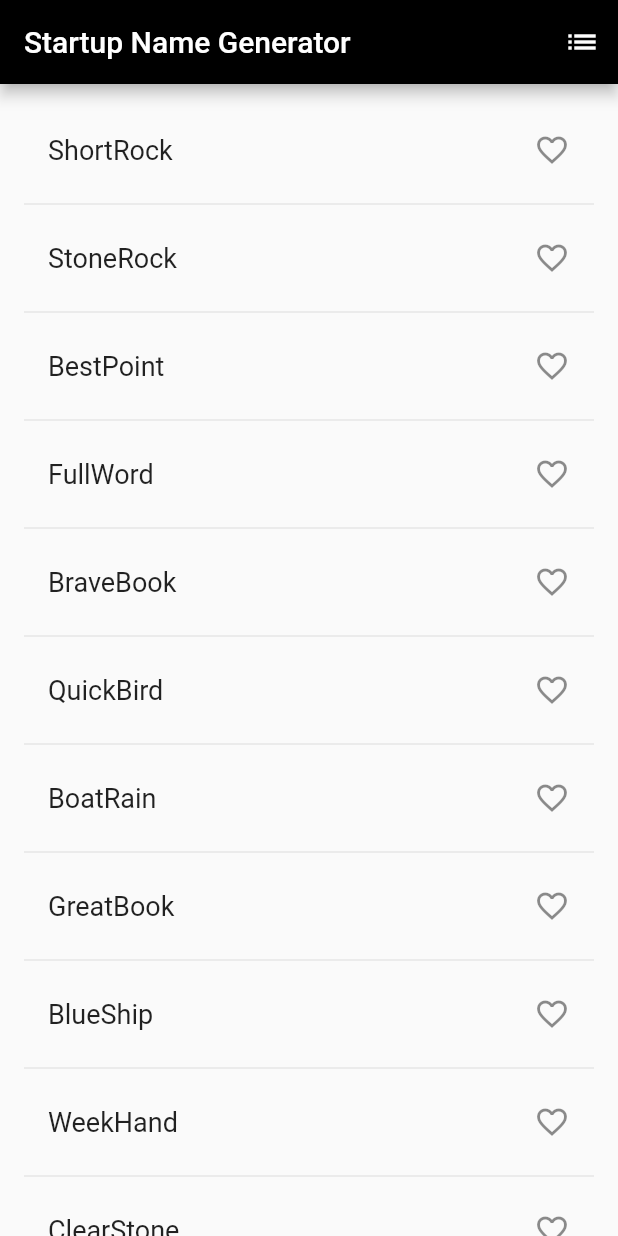
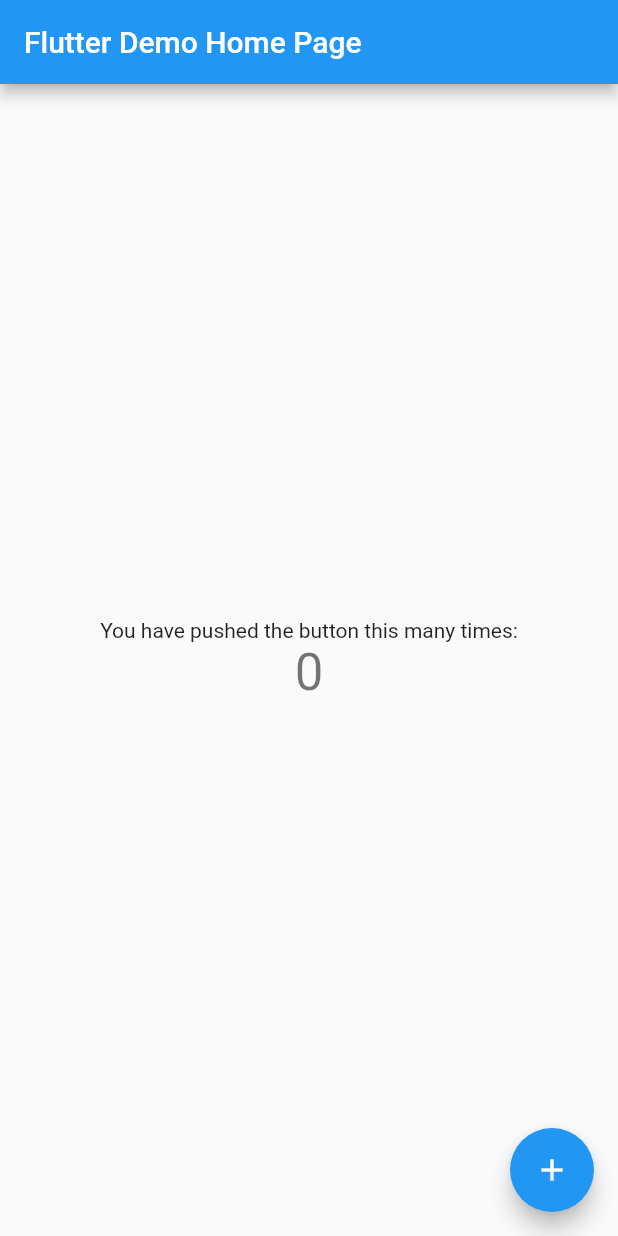
Before and after one commit to DarkAbhi/learnflutter, a Flutter app: the screen it shows after launch, on a phone screen of 412 x 824 dp. Run offline on Flutter 3.47's test engine with Material 2 defaults, Android fonts, the phone set to English and light mode, and no system bars.

Commit message:
HARD RESET TO BEGINNER TEMPLATE
Signed-off-by: Abhishek AN <darkabhi1520@gmail.com>

```diff
--- a/lib/main.dart
+++ b/lib/main.dart
@@ -1,107 +1,111 @@
 import 'package:flutter/material.dart';
-import 'package:english_words/english_words.dart';
 
 void main() => runApp(MyApp());
 
 class MyApp extends StatelessWidget {
+  // This widget is the root of your application.
   @override
   Widget build(BuildContext context) {
     return MaterialApp(
-      title: 'Startup Name Generator',
+      title: 'Flutter Demo',
       theme: ThemeData(
-        primaryColor: Colors.black,
+        // This is the theme of your application.
+        //
+        // Try running your application with "flutter run". You'll see the
+        // application has a blue toolbar. Then, without quitting the app, try
+        // changing the primarySwatch below to Colors.green and then invoke
+        // "hot reload" (press "r" in the console where you ran "flutter run",
+        // or simply save your changes to "hot reload" in a Flutter IDE).
+        // Notice that the counter didn't reset back to zero; the application
+        // is not restarted.
+        primarySwatch: Colors.blue,
       ),
-      home: RandomWords(),
+      home: MyHomePage(title: 'Flutter Demo Home Page'),
     );
   }
 }
 
-class RandomWordsState extends State<RandomWords> {
-  final List<WordPair> _suggestions = <WordPair>[];
-  final Set<WordPair> _saved = Set<WordPair>();
-  final TextStyle _biggerFont = TextStyle(fontSize: 18.0);
+class MyHomePage extends StatefulWidget {
+  MyHomePage({Key key, this.title}) : super(key: key);
+
+  // This widget is the home page of your application. It is stateful, meaning
+  // that it has a State object (defined below) that contains fields that affect
+  // how it looks.
+
+  // This class is the configuration for the state. It holds the values (in this
+  // case the title) provided by the parent (in this case the App widget) and
+  // used by the build method of the State. Fields in a Widget subclass are
+  // always marked "final".
+
+  final String title;
+
+  @override
+  _MyHomePageState createState() => _MyHomePageState();
+}
+
+class _MyHomePageState extends State<MyHomePage> {
+  int _counter = 0;
+
+  void _incrementCounter() {
+    setState(() {
+      // This call to setState tells the Flutter framework that something has
+      // changed in this State, which causes it to rerun the build method below
+      // so that the display can reflect the updated values. If we changed
+      // _counter without calling setState(), then the build method would not be
+      // called again, and so nothing would appear to happen.
+      _counter++;
+    });
+  }
+
   @override
   Widget build(BuildContext context) {
+    // This method is rerun every time setState is called, for instance as done
+    // by the _incrementCounter method above.
+    //
+    // The Flutter framework has been optimized to make rerunning build methods
+    // fast, so that you can just rebuild anything that needs updating rather
+    // than having to individually change instances of widgets.
     return Scaffold(
       appBar: AppBar(
-        title: Text('Startup Name Generator'),
-        actions: <Widget>[
-          IconButton(icon: Icon(Icons.list), onPressed: _pushSaved),
-        ],
+        // Here we take the value from the MyHomePage object that was created by
+        // the App.build method, and use it to set our appbar title.
+        title: Text(widget.title),
       ),
-      body: _buildSuggestions(),
-    );
-  }
-
-  Widget _buildSuggestions() {
-    return ListView.builder(
-        padding: const EdgeInsets.all(16.0),
-        itemBuilder: /*1*/ (context, i) {
-          if (i.isOdd) return Divider(); /*2*/
-
-          final index = i ~/ 2; /*3*/
-          if (index >= _suggestions.length) {
-            _suggestions.addAll(generateWordPairs().take(10)); /*4*/
-          }
-          return _buildRow(_suggestions[index]);
-        });
-  }
-
-  Widget _buildRow(WordPair pair) {
-    final bool alreadySaved = _saved.contains(pair);
-    return ListTile(
-      title: Text(
-        pair.asPascalCase,
-        style: _biggerFont,
+      body: Center(
+        // Center is a layout widget. It takes a single child and positions it
+        // in the middle of the parent.
+        child: Column(
+          // Column is also layout widget. It takes a list of children and
+          // arranges them vertically. By default, it sizes itself to fit its
+          // children horizontally, and tries to be as tall as its parent.
+          //
+          // Invoke "debug painting" (press "p" in the console, choose the
+          // "Toggle Debug Paint" action from the Flutter Inspector in Android
+          // Studio, or the "Toggle Debug Paint" command in Visual Studio Code)
+          // to see the wireframe for each widget.
+          //
+          // Column has various properties to control how it sizes itself and
+          // how it positions its children. Here we use mainAxisAlignment to
+          // center the children vertically; the main axis here is the vertical
+          // axis because Columns are vertical (the cross axis would be
+          // horizontal).
+          mainAxisAlignment: MainAxisAlignment.center,
+          children: <Widget>[
+            Text(
+              'You have pushed the button this many times:',
+            ),
+            Text(
+              '$_counter',
+              style: Theme.of(context).textTheme.display1,
+            ),
+          ],
+        ),
       ),
-      trailing: Icon(
-        alreadySaved ? Icons.favorite : Icons.favorite_border,
-        color: alreadySaved ? Colors.red : null,
-      ),
-      onTap: () {
-        setState(() {
-          if (alreadySaved) {
-            _saved.remove(pair);
-          } else {
-            _saved.add(pair);
-          }
-        });
-      },
-    );
-  }
-
-  void _pushSaved() {
-    Navigator.of(context).push(
-      MaterialPageRoute<void>(
-        builder: (BuildContext context) {
-          final Iterable<ListTile> tiles = _saved.map(
-            (WordPair pair) {
-              return ListTile(
-                title: Text(
-                  pair.asPascalCase,
-                  style: _biggerFont,
-                ),
-              );
-            },
-          );
-          final List<Widget> divided = ListTile.divideTiles(
-            context: context,
-            tiles: tiles,
-          ).toList();
-
-          return Scaffold(
-            appBar: AppBar(
-              title: Text('Saved Suggestions'),
-            ),
-            body: ListView(children: divided),
-          );
-        },
-      ),
+      floatingActionButton: FloatingActionButton(
+        onPressed: _incrementCounter,
+        tooltip: 'Increment',
+        child: Icon(Icons.add),
+      ), // This trailing comma makes auto-formatting nicer for build methods.
     );
   }
 }
-
-class RandomWords extends StatefulWidget {
-  @override
-  RandomWordsState createState() => RandomWordsState();
-}
--- a/pubspec.yaml
+++ b/pubspec.yaml
@@ -1,4 +1,4 @@
-name: myapp
+name: learn
 description: A new Flutter project.
 
 # The following defines the version and build number for your application.
@@ -23,8 +23,6 @@ dependencies:
   # The following adds the Cupertino Icons font to your application.
   # Use with the CupertinoIcons class for iOS style icons.
   cupertino_icons: ^0.1.2
-
-  english_words: ^3.1.0
 
 dev_dependencies:
   flutter_test:
```
Also changed, not shown: pubspec.lock, 10 other files.
